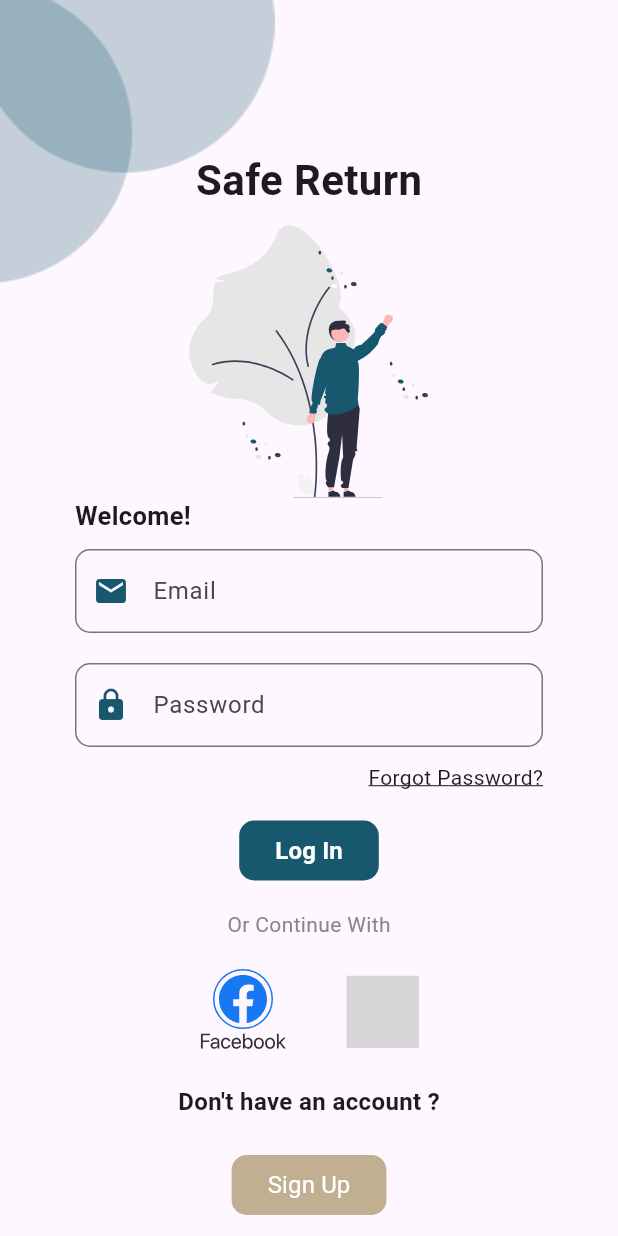
After one commit to TimileyinBakare/Safe-Return, a Flutter app: the screen it shows after launch, after a tap on "Let's get started", on a phone screen of 412 x 824 dp. The commit adds this screen. Run offline on Flutter 3.47's test engine with Material 3 defaults, Android fonts, the phone set to English and light mode, and no system bars; our stand-ins replace animate_do, flutter_svg; grey boxes are pictures that could not be loaded.

Commit message:
logi nscreen added

```diff
--- a/lib/shared/res/asset.dart
+++ /dev/null
@@ -1,5 +0,0 @@
-class AppAssets {
-  static const onboarding = "assets/svg/amico.svg";
-  static const onboarding1 = "assets/eclipseframe.png";
-  static const onboarding2 = "assets/eclipse8.png";
-}
--- a/lib/shared/res/color.dart
+++ /dev/null
@@ -1,5 +0,0 @@
-import 'package:flutter/material.dart';
-
-class AppColor {
-  static const button_Color = 0xff17586E;
-}
--- /dev/null
+++ b/lib/src/core/asset.dart
@@ -0,0 +1,12 @@
+class AppAssets {
+  //svgs
+  static const onboarding = "assets/svg/amico.svg";
+    static const arrow = "assets/svg/arrow.svg";
+  static const facebook = "assets/svg/facebook.svg";
+  static const google = "assets/svg/google.svg";
+
+  static const loginIlustration1 = "assets/svg/login.svg";
+
+  static const onboarding1 = "assets/eclipseframe.png";
+  static const onboarding2 = "assets/eclipse8.png";
+}
--- /dev/null
+++ b/lib/src/core/color.dart
@@ -0,0 +1,6 @@
+class AppColor {
+  static const primaryColor = 0xff17586E;
+  static const borderColor = 0xffF3F6F6;
+  static const secondaryColor = 0xffC1AF92;
+
+}
--- a/lib/src/modules/auth/onboarding.dart
+++ b/lib/src/modules/auth/onboarding.dart
@@ -0,0 +1,90 @@
+import 'package:animate_do/animate_do.dart';
+import 'package:flutter/material.dart';
+import 'package:flutter_svg/svg.dart';
+import 'package:safereturn/src/core/color.dart';
+import 'package:safereturn/src/modules/auth/view/login.dart';
+
+import '../../core/asset.dart';
+import '../../widgets/custom_button.dart';
+
+class SplashScreen extends StatefulWidget {
+  const SplashScreen({super.key});
+
+  @override
+  State<SplashScreen> createState() => _SplashScreenState();
+}
+
+class _SplashScreenState extends State<SplashScreen> {
+  @override
+  void initState() {
+    super.initState();
+  }
+
+  @override
+  Widget build(BuildContext context) {
+    return Scaffold(
+      body: Stack(
+        children: [
+          const Image(
+            image: AssetImage(AppAssets.onboarding1),
+          ),
+          Column(
+            children: [
+              const Spacer(),
+              FadeInUp(
+                duration: const Duration(seconds: 1),
+                child: const Text(
+                  "Safe Return",
+                  style: TextStyle(
+                    fontWeight: FontWeight.bold,
+                    fontSize: 28,
+                  ),
+                ),
+              ),
+              Expanded(
+                flex: 3,
+                child: FadeInDown(
+                  duration: const Duration(seconds: 1),
+                  child: SvgPicture.asset(
+                    AppAssets.onboarding,
+                    fit: BoxFit.fitWidth,
+                  ),
+                ),
+              ),
+              FadeInDown(
+                  duration: const Duration(seconds: 1),
+                  child: const Text("Bring Lost Smiles Home & Reunite Hearts")),
+              const SizedBox(
+                height: 70,
+              ),
+              FadeInDown(
+                duration: const Duration(seconds: 1),
+                child: CustomButton(
+                  fontWeight: FontWeight.bold,
+                  color: const Color(AppColor.primaryColor),
+                  text: "Let's get started",
+                  onclick: () => Navigator.pushReplacement(context,
+                      MaterialPageRoute(builder: (context) {
+                    return const Login();
+                  })),
+                ),
+              ),
+              Flexible(
+                child: Container(),
+              ),
+              Container(
+                margin: const EdgeInsets.only(
+                  left: 150,
+                ),
+                child: const Image(
+                  alignment: Alignment.bottomRight,
+                  image: AssetImage(AppAssets.onboarding2),
+                ),
+              ),
+            ],
+          ),
+        ],
+      ),
+    );
+  }
+}
--- /dev/null
+++ b/lib/src/modules/auth/view/login.dart
@@ -0,0 +1,178 @@
+import 'package:animate_do/animate_do.dart';
+import 'package:flutter/material.dart';
+import 'package:flutter_svg/svg.dart';
+import 'package:safereturn/src/core/color.dart';
+import 'package:safereturn/src/widgets/custom_button.dart';
+
+import '../../../core/asset.dart';
+import '../../../widgets/custom_textfield.dart';
+
+class Login extends StatelessWidget {
+  const Login({super.key});
+
+  @override
+  Widget build(BuildContext context) {
+    return Scaffold(
+      body: SingleChildScrollView(
+        child: Stack(
+          children: [
+            const Image(
+              image: AssetImage(AppAssets.onboarding1),
+            ),
+            Center(
+              child: Container(
+                padding: const EdgeInsets.symmetric(horizontal: 50),
+                child: Column(
+                  children: [
+                    const SizedBox(
+                      height: 100,
+                    ),
+                    FadeInLeft(
+                      duration: const Duration(seconds: 1),
+                      child: const Text(
+                        "Safe Return",
+                        style: TextStyle(
+                          fontWeight: FontWeight.bold,
+                          fontSize: 28,
+                        ),
+                      ),
+                    ),
+                    const SizedBox(height: 10),
+                    FadeInLeft(
+                      duration: const Duration(seconds: 1),
+                      child: SvgPicture.asset(
+                        AppAssets.loginIlustration1,
+                        fit: BoxFit.fitWidth,
+                      ),
+                    ),
+                    Align(
+                      alignment: Alignment.topLeft,
+                      child: FadeInLeft(
+                        duration: const Duration(seconds: 1),
+                        child: const Text(
+                          "Welcome!",
+                          style: TextStyle(
+                            fontSize: 17,
+                            fontWeight: FontWeight.bold,
+                          ),
+                        ),
+                      ),
+                    ),
+                    const SizedBox(
+                      height: 10,
+                    ),
+                    FadeInLeft(
+                      duration: const Duration(seconds: 1),
+                      child: const CustomTextField(
+                        hint: "Email",
+                        iconColor: Color(AppColor.primaryColor),
+                        prefixIcon: Icon(Icons.email),
+                      ),
+                    ),
+                    const SizedBox(
+                      height: 20,
+                    ),
+                    FadeInLeft(
+                      duration: const Duration(seconds: 1),
+                      child: const CustomTextField(
+                        hint: "Password",
+                        iconColor: Color(AppColor.primaryColor),
+                        prefixIcon: Icon(Icons.lock),
+                        obscure: true,
+                      ),
+                    ),
+                    const SizedBox(
+                      height: 10,
+                    ),
+                    Align(
+                      alignment: Alignment.topRight,
+                      child: FadeInLeft(
+                        duration: const Duration(seconds: 1),
+                        child: const Text(
+                          "Forgot Password?",
+                          style: TextStyle(
+                            decoration: TextDecoration.underline,
+                          ),
+                        ),
+                      ),
+                    ),
+                    const SizedBox(
+                      height: 15,
+                    ),
+                    FadeInLeft(
+                      duration: const Duration(seconds: 1),
+                      child: const CustomButton(
+                        color: Color(AppColor.primaryColor),
+                        fontWeight: FontWeight.bold,
+                        text: "Log In",
+                      ),
+                    ),
+                    const SizedBox(
+                      height: 15,
+                    ),
+                    Align(
+                      alignment: Alignment.center,
+                      child: FadeInLeft(
+                        duration: const Duration(seconds: 1),
+                        child: const Text(
+                          "Or Continue With",
+                          style: TextStyle(
+                            color: Color.fromARGB(255, 133, 136, 136),
+                          ),
+                        ),
+                      ),
+                    ),
+                    const SizedBox(
+                      height: 20,
+                    ),
+                    Row(
+                      mainAxisAlignment: MainAxisAlignment.center,
+                      children: [
+                        FadeInLeft(
+                            duration: const Duration(seconds: 1),
+                            child: SvgPicture.asset(AppAssets.facebook)),
+                        const SizedBox(
+                          width: 40,
+                        ),
+                        FadeInLeft(
+                            duration: const Duration(seconds: 1),
+                            child: SvgPicture.asset(AppAssets.google)),
+                      ],
+                    ),
+                    const SizedBox(
+                      height: 20,
+                    ),
+                    Align(
+                      alignment: Alignment.center,
+                      child: FadeInLeft(
+                        duration: const Duration(seconds: 1),
+                        child: const Text(
+                          "Don't have an account ?",
+                          style: TextStyle(
+                            fontWeight: FontWeight.bold,
+                            fontSize: 16,
+                          ),
+                        ),
+                      ),
+                    ),
+                    const SizedBox(
+                      height: 20,
+                    ),
+                    FadeInLeft(
+                      duration: const Duration(seconds: 1),
+                      child: const CustomButton(
+                        color: Color(AppColor.secondaryColor),
+                        fontWeight: FontWeight.normal,
+                        text: "Sign Up",
+                      ),
+                    ),
+                  ],
+                ),
+              ),
+            )
+          ],
+        ),
+      ),
+    );
+  }
+}
--- /dev/null
+++ b/lib/src/widgets/custom_button.dart
@@ -0,0 +1,38 @@
+import 'package:flutter/material.dart';
+
+class CustomButton extends StatelessWidget {
+  final String text;
+  final Color? color;
+  final void Function()? onclick;
+  final FontWeight fontWeight;
+  const CustomButton({
+    super.key,
+    this.onclick,
+    required this.text,
+    this.color,
+    required this.fontWeight,
+  });
+
+  @override
+  Widget build(BuildContext context) {
+    return ElevatedButton(
+      onPressed: onclick,
+      style: ButtonStyle(
+        shape: MaterialStateProperty.all<RoundedRectangleBorder>(
+          RoundedRectangleBorder(
+            borderRadius: BorderRadius.circular(10),
+          ),
+        ),
+        backgroundColor: MaterialStateProperty.all(color),
+      ),
+      child: Text(
+        text,
+        style: TextStyle(
+          color: Colors.white,
+          fontWeight: fontWeight,
+          fontSize: 16,
+        ),
+      ),
+    );
+  }
+}
--- /dev/null
+++ b/lib/src/widgets/custom_textfield.dart
@@ -0,0 +1,48 @@
+
+import 'package:flutter/material.dart';
+
+import '../core/color.dart';
+
+class CustomTextField extends StatelessWidget {
+  final String? hint;
+  final Widget? prefixIcon;
+  final Widget? suffixIcon;
+  final Color? iconColor;
+  final bool obscure;
+  final TextEditingController? controller;
+  const CustomTextField({
+    super.key,
+    this.hint,
+    this.prefixIcon,
+    this.iconColor,
+    this.suffixIcon,
+    this.controller,
+    this.obscure = false,
+  });
+
+  @override
+  Widget build(BuildContext context) {
+    return TextFormField(
+      controller: controller,
+      obscureText: obscure,
+      decoration: InputDecoration(
+        hintText: hint,
+        prefixIcon: prefixIcon,
+        prefixIconColor: iconColor,
+        suffix: suffixIcon,
+        suffixIconColor: iconColor,
+        border: const OutlineInputBorder(
+          borderRadius: BorderRadius.all(
+            Radius.circular(10),
+          ),
+          borderSide: BorderSide(
+            width: 1,
+            color: Color(
+              AppColor.borderColor,
+            ),
+          ),
+        ),
+      ),
+    );
+  }
+}
--- a/pubspec.yaml
+++ b/pubspec.yaml
@@ -16,6 +16,7 @@ dependencies:
   cupertino_icons: ^1.0.6
   flutter_svg: ^2.0.10+1
   google_fonts: ^6.2.1
+  animate_do: ^3.3.3
 
 dev_dependencies:
   flutter_test:
```
Also changed, not shown: lib/main.dart (+5 -80 lines), assets/svg/arrow.svg (added), assets/svg/facebook.svg (added), assets/svg/google.svg (added), assets/svg/login.svg (added), pubspec.lock, 63 other files.
